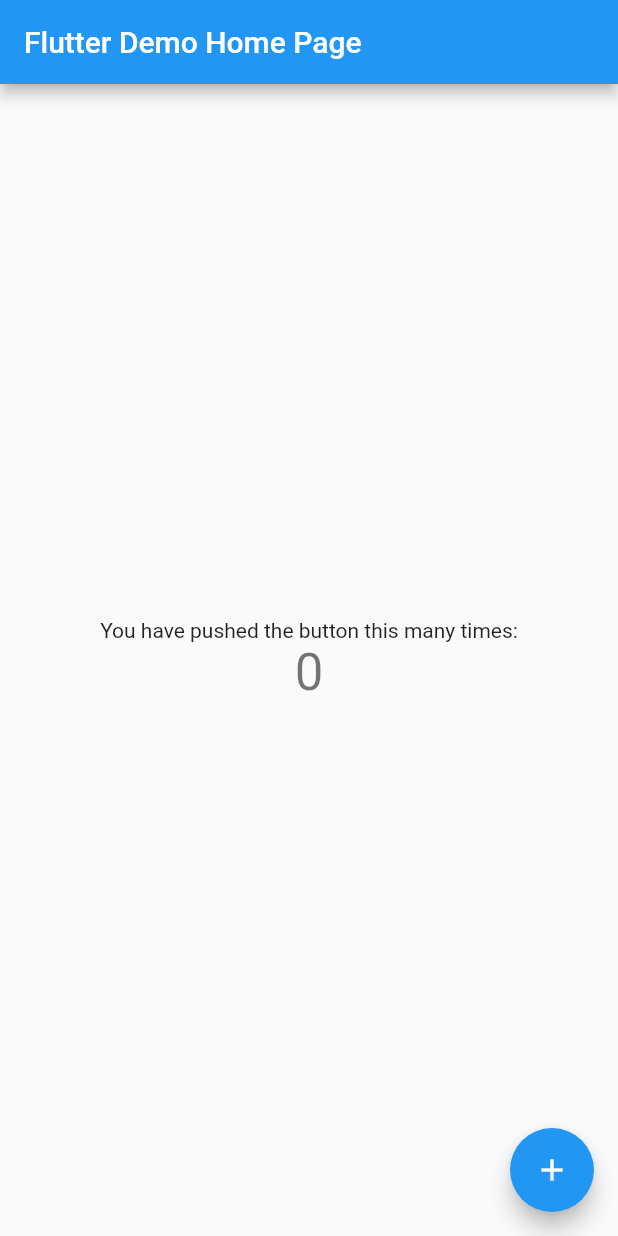
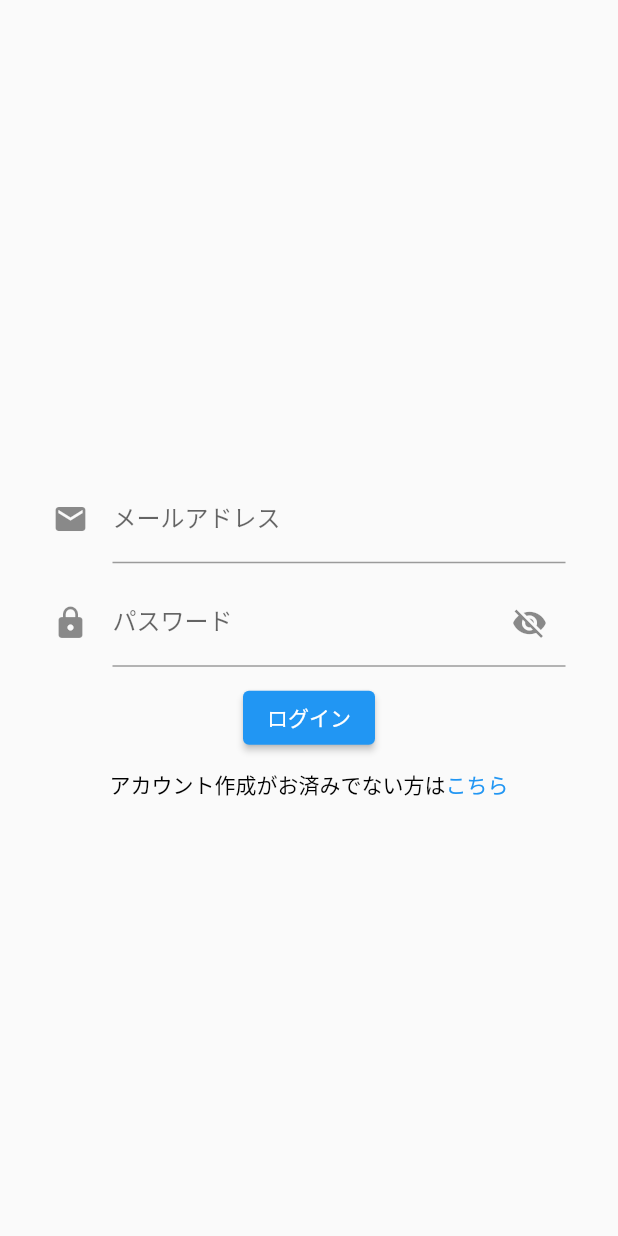
Before and after one commit to yusei-murai/warikanking_frontend, a Flutter app: the screen it shows after launch, on a phone screen of 412 x 824 dp. Run offline on Flutter 3.47's test engine with Material 2 defaults, Android fonts, the phone set to English and light mode, and no system bars; our stand-ins replace google_fonts.

Commit message:
signinsignout途中

```diff
--- a/lib/main.dart
+++ b/lib/main.dart
@@ -1,4 +1,9 @@
 import 'package:flutter/material.dart';
+import 'package:google_fonts/google_fonts.dart';
+import 'package:provider/provider.dart';
+import 'package:warikanking_frontend/providers/hide_password_provider.dart';
+import 'package:warikanking_frontend/views/accounts/signin_page.dart';
+import 'package:warikanking_frontend/views/accounts/signup_page.dart';
 
 void main() {
   runApp(const MyApp());
@@ -10,106 +15,22 @@ class MyApp extends StatelessWidget {
   // This widget is the root of your application.
   @override
   Widget build(BuildContext context) {
-    return MaterialApp(
-      title: 'Flutter Demo',
-      theme: ThemeData(
-        // This is the theme of your application.
-        //
-        // Try running your application with "flutter run". You'll see the
-        // application has a blue toolbar. Then, without quitting the app, try
-        // changing the primarySwatch below to Colors.green and then invoke
-        // "hot reload" (press "r" in the console where you ran "flutter run",
-        // or simply save your changes to "hot reload" in a Flutter IDE).
-        // Notice that the counter didn't reset back to zero; the application
-        // is not restarted.
-        primarySwatch: Colors.blue,
+    return MultiProvider(
+      providers: [
+        ChangeNotifierProvider(create: (context) => ChangeHidePassword()),
+        ChangeNotifierProvider(create: (context) => SetSignupErrorMessage()),
+        ChangeNotifierProvider(create: (context) => SetSigninErrorMessage()),
+      ],
+      child: MaterialApp(
+        title: "warikanking",
+        theme: ThemeData(
+          primarySwatch: Colors.blue,
+          textTheme: GoogleFonts.zenKurenaidoTextTheme(
+              Theme.of(context).textTheme
+          ),
+        ),
+        home: SigninPage(),
       ),
-      home: const MyHomePage(title: 'Flutter Demo Home Page'),
     );
   }
 }
-
-class MyHomePage extends StatefulWidget {
-  const MyHomePage({super.key, required this.title});
-
-  // This widget is the home page of your application. It is stateful, meaning
-  // that it has a State object (defined below) that contains fields that affect
-  // how it looks.
-
-  // This class is the configuration for the state. It holds the values (in this
-  // case the title) provided by the parent (in this case the App widget) and
-  // used by the build method of the State. Fields in a Widget subclass are
-  // always marked "final".
-
-  final String title;
-
-  @override
-  State<MyHomePage> createState() => _MyHomePageState();
-}
-
-class _MyHomePageState extends State<MyHomePage> {
-  int _counter = 0;
-
-  void _incrementCounter() {
-    setState(() {
-      // This call to setState tells the Flutter framework that something has
-      // changed in this State, which causes it to rerun the build method below
-      // so that the display can reflect the updated values. If we changed
-      // _counter without calling setState(), then the build method would not be
-      // called again, and so nothing would appear to happen.
-      _counter++;
-    });
-  }
-
-  @override
-  Widget build(BuildContext context) {
-    // This method is rerun every time setState is called, for instance as done
-    // by the _incrementCounter method above.
-    //
-    // The Flutter framework has been optimized to make rerunning build methods
-    // fast, so that you can just rebuild anything that needs updating rather
-    // than having to individually change instances of widgets.
-    return Scaffold(
-      appBar: AppBar(
-        // Here we take the value from the MyHomePage object that was created by
-        // the App.build method, and use it to set our appbar title.
-        title: Text(widget.title),
-      ),
-      body: Center(
-        // Center is a layout widget. It takes a single child and positions it
-        // in the middle of the parent.
-        child: Column(
-          // Column is also a layout widget. It takes a list of children and
-          // arranges them vertically. By default, it sizes itself to fit its
-          // children horizontally, and tries to be as tall as its parent.
-          //
-          // Invoke "debug painting" (press "p" in the console, choose the
-          // "Toggle Debug Paint" action from the Flutter Inspector in Android
-          // Studio, or the "Toggle Debug Paint" command in Visual Studio Code)
-          // to see the wireframe for each widget.
-          //
-          // Column has various properties to control how it sizes itself and
-          // how it positions its children. Here we use mainAxisAlignment to
-          // center the children vertically; the main axis here is the vertical
-          // axis because Columns are vertical (the cross axis would be
-          // horizontal).
-          mainAxisAlignment: MainAxisAlignment.center,
-          children: <Widget>[
-            const Text(
-              'You have pushed the button this many times:',
-            ),
-            Text(
-              '$_counter',
-              style: Theme.of(context).textTheme.headline4,
-            ),
-          ],
-        ),
-      ),
-      floatingActionButton: FloatingActionButton(
-        onPressed: _incrementCounter,
-        tooltip: 'Increment',
-        child: const Icon(Icons.add),
-      ), // This trailing comma makes auto-formatting nicer for build methods.
-    );
-  }
-}
--- /dev/null
+++ b/lib/providers/hide_password_provider.dart
@@ -0,0 +1,10 @@
+import 'package:flutter/material.dart';
+
+class ChangeHidePassword with ChangeNotifier {
+  bool hidePassword = true;
+
+  void changeHidePassword() {
+    hidePassword = !hidePassword;
+    notifyListeners();
+  }
+}
--- a/lib/views/accounts/signin_page.dart
+++ b/lib/views/accounts/signin_page.dart
@@ -0,0 +1,108 @@
+import 'package:flutter/gestures.dart';
+import 'package:flutter/material.dart';
+import 'package:flutter/widgets.dart';
+import 'package:provider/provider.dart';
+import 'package:warikanking_frontend/providers/hide_password_provider.dart';
+import 'package:warikanking_frontend/utils/api/accounts/accounts_api.dart';
+import 'package:warikanking_frontend/views/accounts/signup_page.dart';
+
+class SetSigninErrorMessage with ChangeNotifier {
+  String errorMsg = "";
+
+  void setErrorMessage(String msg) {
+    errorMsg = msg;
+    notifyListeners();
+  }
+}
+
+class SigninPage extends StatelessWidget {
+  final TextEditingController emailController = TextEditingController();
+  final TextEditingController passController = TextEditingController();
+
+  @override
+  Widget build(BuildContext context) {
+    final hidePassword = Provider.of<ChangeHidePassword>(context);
+    final errorMsg = Provider.of<SetSigninErrorMessage>(context);
+
+    return Scaffold(
+      body: GestureDetector(
+        onTap: () => FocusScope.of(context).unfocus(),
+        child: Padding(
+          padding: const EdgeInsets.symmetric(horizontal: 35),
+          child: Center(
+            child: SingleChildScrollView(
+              child: Column(
+                mainAxisSize: MainAxisSize.min,
+                children: [
+                  Text(errorMsg.errorMsg,style: const TextStyle(color: Colors.red),),
+                  const SizedBox(height: 10,),
+                  TextFormField(
+                    controller: emailController,
+                    autovalidateMode: AutovalidateMode.onUserInteraction,
+                    decoration: const InputDecoration(
+                      icon: Icon(Icons.mail),
+                      hintText: 'example@mail.com',
+                      labelText: 'メールアドレス',
+                    ),
+                  ),
+                  const SizedBox(height: 10,),
+                  TextFormField(
+                    controller: passController,
+                    obscureText: hidePassword.hidePassword,
+                    autovalidateMode: AutovalidateMode.onUserInteraction,
+                    decoration: InputDecoration(
+                      icon: const Icon(Icons.lock),
+                      labelText: 'パスワード',
+                      suffixIcon: IconButton(
+                        icon: Icon(
+                          hidePassword.hidePassword ? Icons.visibility_off : Icons.visibility,
+                        ),
+                        onPressed: () {
+                          hidePassword.changeHidePassword();
+                        },
+                      ),
+                    ),
+                  ),
+                  const SizedBox(height: 10,),
+                  ElevatedButton(
+                    onPressed: () async {
+                      if(emailController.text.isNotEmpty&&
+                          passController.text.isNotEmpty) {
+                        var _result = await AccountsApi.getToken(emailController.text, passController.text);
+                        print(_result);
+                        if(_result != null){
+
+                        }else{
+                          errorMsg.setErrorMessage("ログインに失敗しました");
+                        }
+                      }else{
+                        errorMsg.setErrorMessage("入力項目に誤りがあります");
+                      }
+                    },
+                    child: const Text('ログイン'),
+                  ),
+                  const SizedBox(height: 10,),
+                  RichText(
+                      text: TextSpan(
+                        style: const TextStyle(color: Colors.black),
+                        children: [
+                          const TextSpan(text: "アカウント作成がお済みでない方は"),
+                          TextSpan(
+                              text: "こちら",
+                              style: const TextStyle(color: Colors.blue),
+                              recognizer: TapGestureRecognizer()..onTap = (){
+                                Navigator.push(context, MaterialPageRoute(builder: (context) => SignupPage()));
+                              }
+                          )
+                        ],
+                      )
+                  ),
+                ],
+              ),
+            ),
+          ),
+        ),
+      ),
+    );
+  }
+}
--- a/pubspec.yaml
+++ b/pubspec.yaml
@@ -36,6 +36,9 @@ dependencies:
   # The following adds the Cupertino Icons font to your application.
   # Use with the CupertinoIcons class for iOS style icons.
   cupertino_icons: ^1.0.2
+  provider: ^6.0.3
+  google_fonts: ^4.0.3
+  flutter_secure_storage: ^5.0.0
 
 dev_dependencies:
   flutter_test:
```
Also changed, not shown: lib/providers/error_msg_provider.dart (added, +10 -0 lines), lib/utils/api/accounts/accounts_api.dart (added, +42 -0 lines), lib/views/accounts/signup_page.dart (+115 -0 lines), pubspec.lock, 3 other files.
